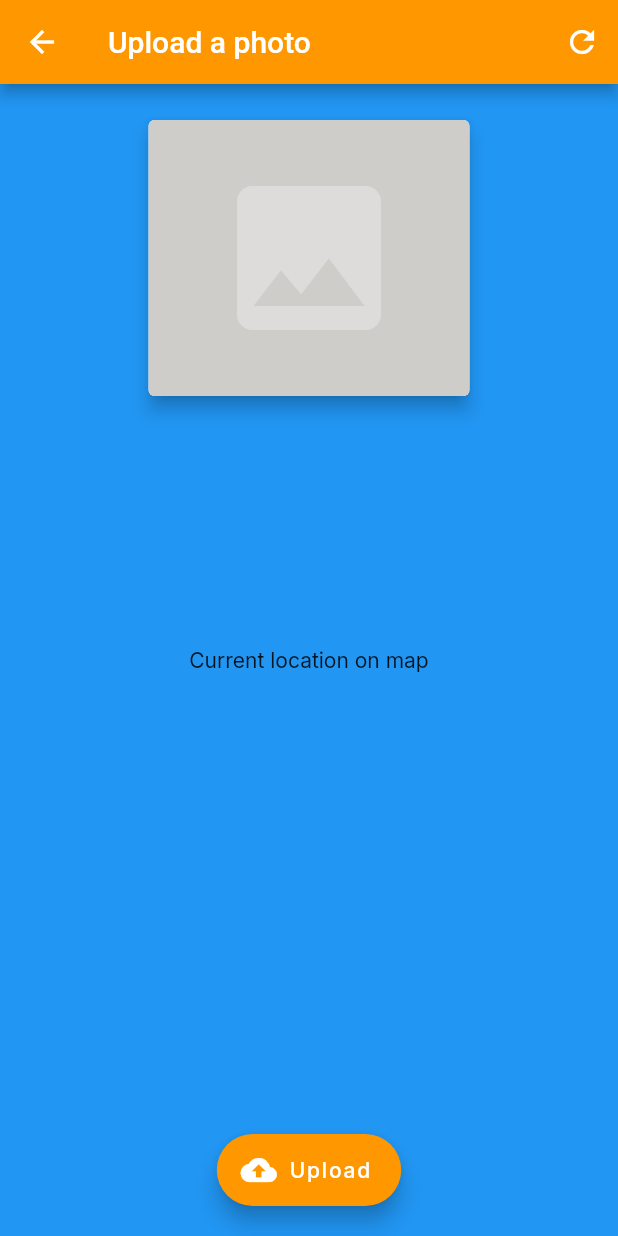
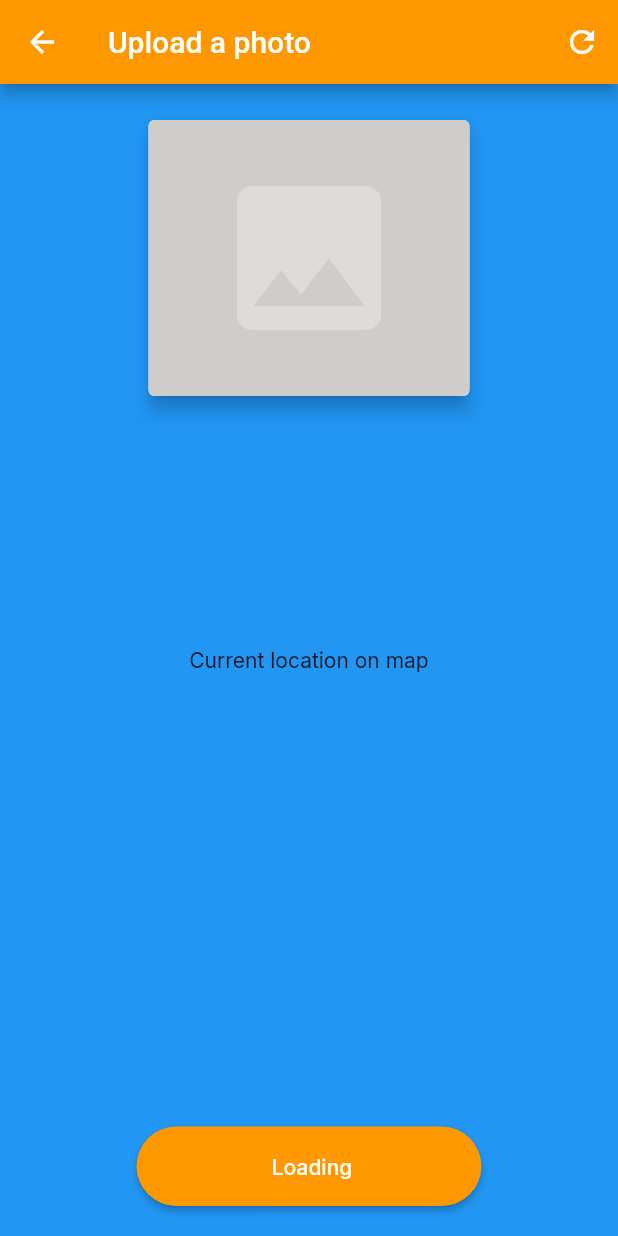
Before and after one commit to openclimatefix/bigsolarhunt, a Flutter app: the UploadScreen screen opened by its route, after a tap on "Upload", on a phone screen of 412 x 824 dp. Run offline on Flutter 3.47's test engine with Material 2 defaults, Android fonts, the light colour scheme and no system bars; drawn by our look-alikes of progress_state_button; our stand-ins replace google_fonts, image_picker; missing offline and left inert: image_fade.

Commit message:
Progressive upload button

```diff
--- /dev/null
+++ b/lib/Screens/UploadScreen/UploadScreenWidgets/upload_button.dart
@@ -0,0 +1,71 @@
+import 'package:flutter/material.dart';
+import 'dart:io';
+import 'package:progress_state_button/iconed_button.dart';
+import 'package:progress_state_button/progress_button.dart';
+
+class UploadButton extends StatefulWidget {
+  // Dynamic button able to upload a File to OSM and display status
+  //  of the async OSM API calls
+  final File image;
+
+  const UploadButton({Key key, this.image}) : super(key: key);
+
+  @override
+  _UploadButtonState createState() => _UploadButtonState();
+}
+
+class _UploadButtonState extends State<UploadButton> {
+  ButtonState state = ButtonState.idle;
+
+  void engageIdleState() {
+    setState(() {
+      state = ButtonState.idle;
+    });
+  }
+
+  void beginUpload() {
+    //TODO: Implement uploading of file image
+    setState(() {
+      state = ButtonState.loading;
+    });
+  }
+
+  void displaySuccess() {
+    setState(() {
+      state = ButtonState.success;
+    });
+  }
+
+  void displayFailure() {
+    setState(() {
+      state = ButtonState.fail;
+    });
+  }
+
+  @override
+  Widget build(BuildContext context) {
+    return ProgressButton.icon(
+        iconedButtons: {
+          ButtonState.idle: IconedButton(
+              text: "Upload",
+              icon: Icon(Icons.file_upload, color: Colors.white),
+              color: Colors.orange),
+          ButtonState.loading:
+              IconedButton(text: "Loading", color: Colors.orange),
+          ButtonState.fail: IconedButton(
+              text: "Failed",
+              icon: Icon(Icons.cancel, color: Colors.white),
+              color: Colors.red.shade300),
+          ButtonState.success: IconedButton(
+              text: "Success",
+              icon: Icon(
+                Icons.check_circle,
+                color: Colors.white,
+              ),
+              color: Colors.green.shade400)
+        },
+        onPressed: () =>
+            {state == ButtonState.idle ? beginUpload() : engageIdleState()},
+        state: state);
+  }
+}
--- a/lib/Screens/UploadScreen/upload_screen.dart
+++ b/lib/Screens/UploadScreen/upload_screen.dart
@@ -2,6 +2,8 @@ import 'package:flutter/material.dart';
 import 'dart:io';
 import 'package:image_picker/image_picker.dart';
 import 'package:image_fade/image_fade.dart';
+
+import 'UploadScreenWidgets/upload_button.dart';
 
 class UploadScreen extends StatefulWidget {
   const UploadScreen({
@@ -66,13 +68,7 @@ class _UploadScreenState extends State<UploadScreen> {
         Container(
             padding: EdgeInsets.all(20),
             alignment: Alignment.bottomCenter,
-            child: FloatingActionButton.extended(
-              backgroundColor: Colors.orange,
-              label: Text('Upload'),
-              icon: Icon(Icons.cloud_upload),
-              // TODO: Implement mappiliary API call
-              onPressed: () => {print('Began upload to mapilliary API')},
-            ))
+            child: UploadButton(image: _image))
       ])),
     );
   }
--- a/pubspec.yaml
+++ b/pubspec.yaml
@@ -27,6 +27,7 @@ dependencies:
   image_picker: ^0.6.3
   image_fade: ^0.2.1
   animations: ^1.1.2
+  progress_state_button: ^1.0.1
 
 
   # The following adds the Cupertino Icons font to your application.
```
Also changed, not shown: pubspec.lock.
